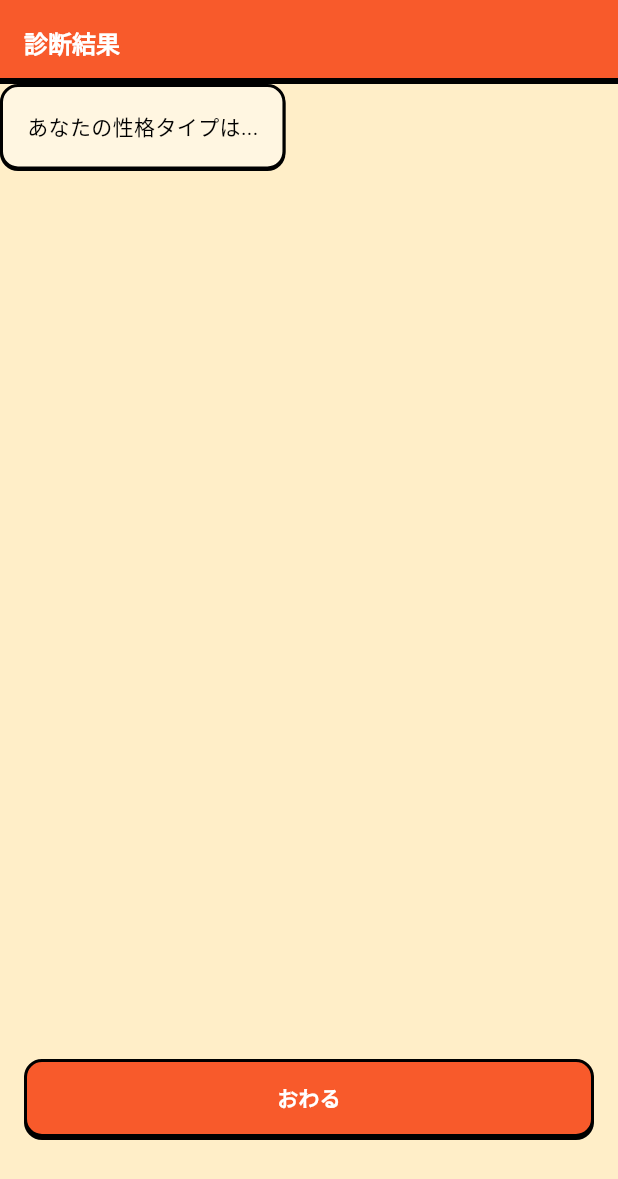
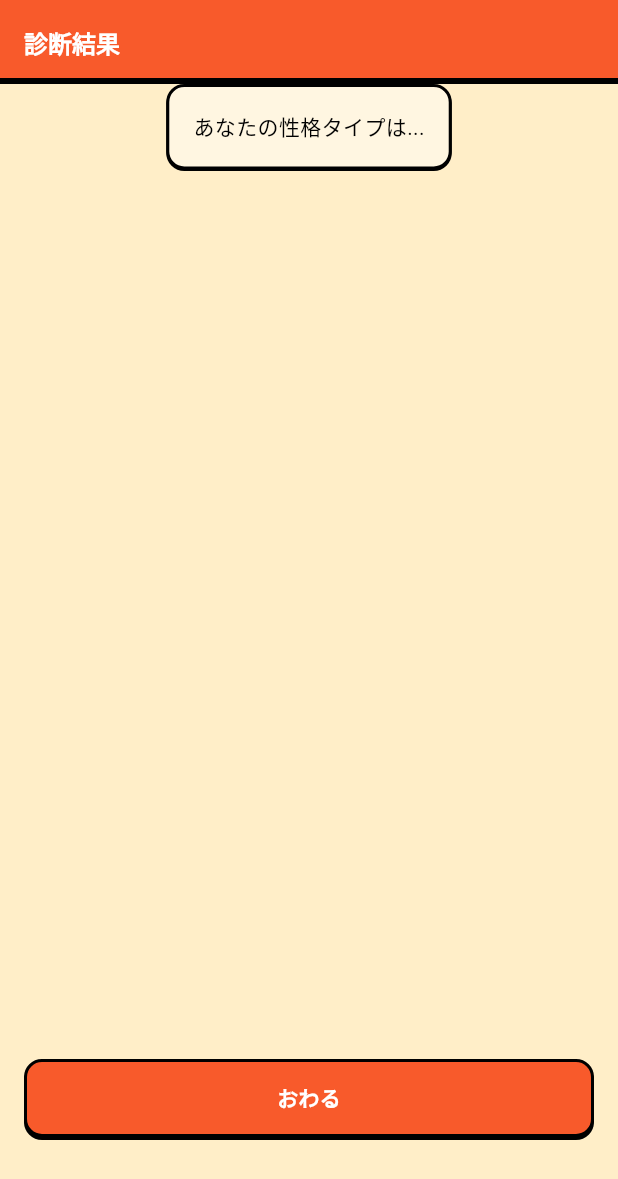
Before and after one commit to OriginMaster2024/origin_master_2024_flutter, a Flutter app: the ResultPage screen opened directly, on a phone screen of 412 x 824 dp. Shown: the top 1179 px of the screen. Run offline on Flutter 3.47's test engine with Material 3 defaults, Android fonts, the light colour scheme and no system bars; our stand-ins replace audioplayers, flutter_hooks, flutter_svg, gap, google_fonts, hooks_riverpod and 2 more.

Commit message:
Add SizedBox

```diff
--- a/lib/page/result_page.dart
+++ b/lib/page/result_page.dart
@@ -20,6 +20,8 @@ class ResultPage extends StatelessWidget {
         body: Stack(
           children: [
             SingleChildScrollView(
+              child: SizedBox(
+                width: DeviceSize.width,
                 child: Column(
                   children: [
                     ThreeDimensionalContainer(
@@ -33,6 +35,7 @@ class ResultPage extends StatelessWidget {
                         )
                     )
                   ],
+                ),
               ),
             ),
             Align(
```
Lines whose indentation alone changed are shown as unchanged.
